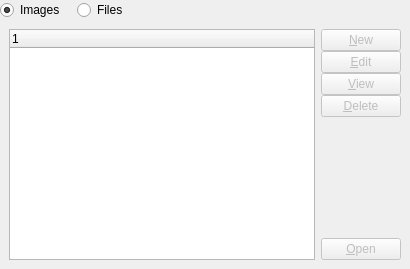
Before: the Qt Designer form xtuple/trunk/widgets/documents.ui in WooodHead/xtuple, drawn with Qt 5.
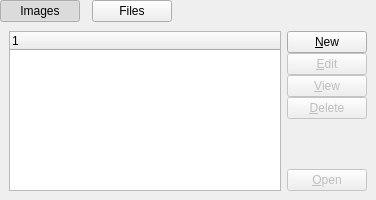
After: the same form once the commit is applied. The open tabs and pages were chosen to show the change. Custom widgets are drawn as their Qt base class.

Commit message: issue #7391:  Changes to get Documents widgets to a working state.

Patch:
```diff
--- a/xtuple/trunk/widgets/documents.ui
+++ b/xtuple/trunk/widgets/documents.ui
@@ -5,10 +5,16 @@
    <rect>
     <x>0</x>
     <y>0</y>
-    <width>410</width>
-    <height>269</height>
+    <width>376</width>
+    <height>200</height>
    </rect>
   </property>
+  <property name="minimumSize" >
+   <size>
+    <width>0</width>
+    <height>200</height>
+   </size>
+  </property>
   <property name="windowTitle" >
    <string>Form</string>
   </property>
@@ -37,20 +43,26 @@
       <number>12</number>
      </property>
      <item>
-      <widget class="QRadioButton" name="_imagesButton" >
+      <widget class="QPushButton" name="_imagesButton" >
        <property name="text" >
         <string>Images</string>
        </property>
+       <property name="checkable" >
+        <bool>true</bool>
+       </property>
        <property name="checked" >
         <bool>true</bool>
        </property>
       </widget>
      </item>
      <item>
-      <widget class="QRadioButton" name="_filesButton" >
+      <widget class="QPushButton" name="_filesButton" >
        <property name="text" >
         <string>Files</string>
        </property>
+       <property name="checkable" >
+        <bool>true</bool>
+       </property>
       </widget>
      </item>
      <item>
@@ -183,6 +195,9 @@
        </item>
        <item row="0" column="1" >
         <layout class="QVBoxLayout" >
+         <property name="spacing" >
+          <number>0</number>
+         </property>
          <item>
           <layout class="QVBoxLayout" >
            <property name="spacing" >
@@ -191,7 +206,7 @@
            <item>
             <widget class="QPushButton" name="_newFile" >
              <property name="enabled" >
-              <bool>false</bool>
+              <bool>true</bool>
              </property>
              <property name="text" >
               <string>&amp;New</string>
```
Left out of the diff: 163 changed lines with no effect on the pictures. The commit also changes 5 other files.
